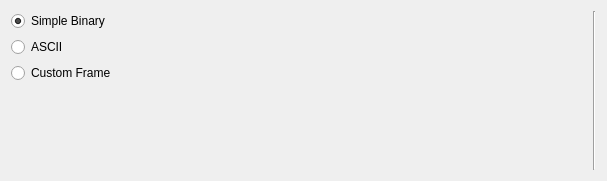
Qt form src/dataformatpanel.ui (jjundot/serialplot) before a commit.
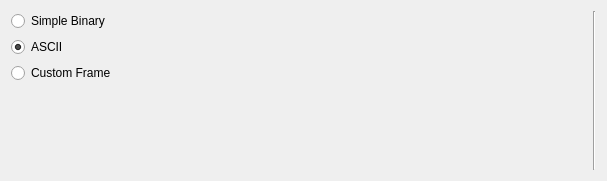
The same form after that commit.

Patch:
```diff
--- a/src/dataformatpanel.ui
+++ b/src/dataformatpanel.ui
@@ -25,7 +25,7 @@
         <string>Simple Binary</string>
        </property>
        <property name="checked">
-        <bool>true</bool>
+        <bool>false</bool>
        </property>
       </widget>
      </item>
@@ -37,6 +37,9 @@
        <property name="text">
         <string>ASCII</string>
        </property>
+       <property name="checked">
+        <bool>true</bool>
+       </property>
       </widget>
      </item>
      <item>
```
